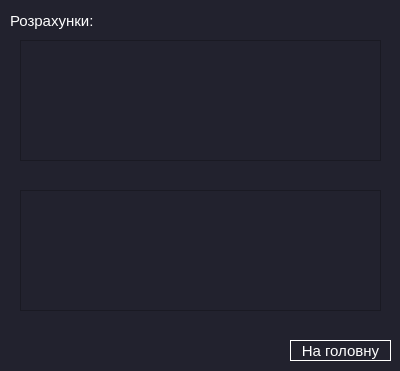
Above: resultViushka2table.ui from NonExistentUsername/proctica before the change. Below: the same form after it.
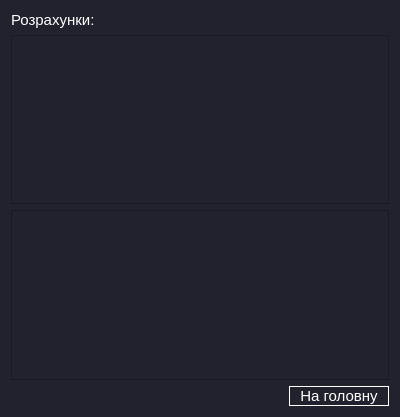
That is the form after the change.

Commit message: 2table layout changed

Patch:
```diff
--- a/resultViushka2table.ui
+++ b/resultViushka2table.ui
@@ -7,7 +7,7 @@
     <x>0</x>
     <y>0</y>
     <width>400</width>
-    <height>371</height>
+    <height>417</height>
    </rect>
   </property>
   <property name="windowTitle">
@@ -17,15 +17,9 @@
    <string notr="true">background:#22222e;
 </string>
   </property>
+  <layout class="QVBoxLayout" name="verticalLayout">
+   <item>
   <widget class="QLabel" name="label">
-   <property name="geometry">
-    <rect>
-     <x>10</x>
-     <y>10</y>
-     <width>91</width>
-     <height>21</height>
-    </rect>
-   </property>
    <property name="font">
     <font>
      <pointsize>11</pointsize>
@@ -38,24 +32,35 @@
     <string>Розрахунки:</string>
    </property>
   </widget>
-  <widget class="QTableWidget" name="tableWidget">
-   <property name="geometry">
-    <rect>
-     <x>20</x>
-     <y>40</y>
-     <width>361</width>
-     <height>121</height>
-    </rect>
-   </property>
-  </widget>
+   </item>
+   <item>
+    <widget class="QTableWidget" name="tableWidget"/>
+   </item>
+   <item>
+    <widget class="QTableWidget" name="tableWidget_2"/>
+   </item>
+   <item>
+    <layout class="QHBoxLayout" name="horizontalLayout">
+     <item>
+      <spacer name="horizontalSpacer">
+       <property name="orientation">
+        <enum>Qt::Horizontal</enum>
+       </property>
+       <property name="sizeHint" stdset="0">
+        <size>
+         <width>40</width>
+         <height>20</height>
+        </size>
+       </property>
+      </spacer>
+     </item>
+     <item>
   <widget class="QPushButton" name="pushButton">
-   <property name="geometry">
-    <rect>
-     <x>290</x>
-     <y>340</y>
-     <width>101</width>
-     <height>21</height>
-    </rect>
+       <property name="minimumSize">
+        <size>
+         <width>100</width>
+         <height>0</height>
+        </size>
    </property>
    <property name="font">
     <font>
@@ -74,16 +79,10 @@
     <string>На головну</string>
    </property>
   </widget>
-  <widget class="QTableWidget" name="tableWidget_2">
-   <property name="geometry">
-    <rect>
-     <x>20</x>
-     <y>190</y>
-     <width>361</width>
-     <height>121</height>
-    </rect>
-   </property>
-  </widget>
+     </item>
+    </layout>
+   </item>
+  </layout>
  </widget>
  <resources/>
  <connections/>
```
Lines whose indentation alone changed are shown as unchanged. The commit also changes 1 other file.
